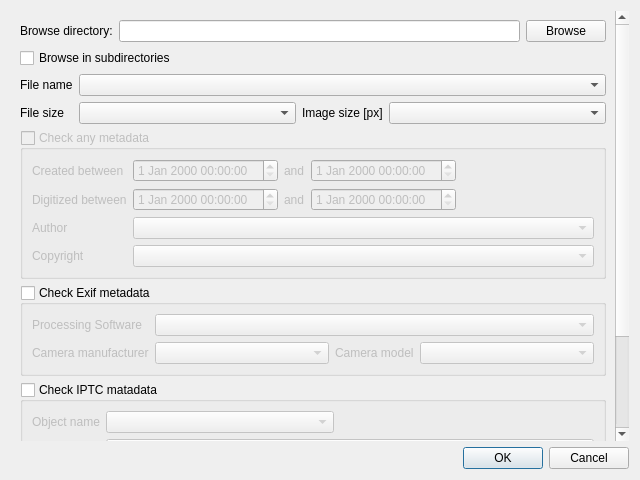
This is dialogs/selectiondialog.ui in marek629/SIR as Qt 5 draws it before an edit. The edited form follows.
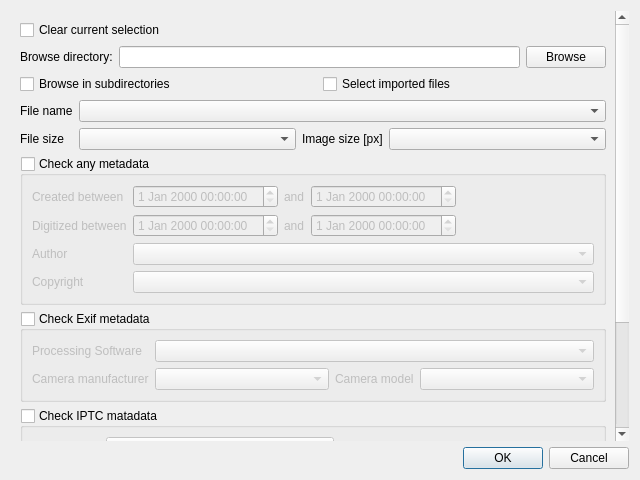
This is the edited form. Custom widgets are drawn as their Qt base class.

Commit message: added: SelectionDialog window title, clear old selection & select imported checkboxes

```diff
--- a/dialogs/selectiondialog.ui
+++ b/dialogs/selectiondialog.ui
@@ -26,13 +26,13 @@
       <property name="geometry">
        <rect>
         <x>0</x>
-        <y>-108</y>
+        <y>0</y>
         <width>606</width>
-        <height>533</height>
+        <height>558</height>
        </rect>
       </property>
       <layout class="QGridLayout" name="gridLayout_4">
-       <item row="1" column="1" colspan="3">
+       <item row="2" column="1" colspan="3">
         <widget class="HistoryComboBox" name="fileNameComboBox">
          <property name="sizePolicy">
           <sizepolicy hsizetype="Expanding" vsizetype="Fixed">
@@ -42,40 +42,59 @@
          </property>
         </widget>
        </item>
-       <item row="0" column="0" colspan="4">
+       <item row="1" column="0" colspan="4">
         <widget class="QWidget" name="dirWidget" native="true">
          <layout class="QGridLayout" name="gridLayout_2">
           <property name="margin">
            <number>0</number>
           </property>
-          <item row="2" column="0" colspan="3">
-           <widget class="QCheckBox" name="dirCheckBox">
-            <property name="text">
-             <string>Browse in subdirectories</string>
-            </property>
-           </widget>
-          </item>
           <item row="1" column="0">
            <widget class="QLabel" name="label">
+            <property name="sizePolicy">
+             <sizepolicy hsizetype="Maximum" vsizetype="Preferred">
+              <horstretch>0</horstretch>
+              <verstretch>0</verstretch>
+             </sizepolicy>
+            </property>
             <property name="text">
              <string>Browse directory:</string>
             </property>
            </widget>
           </item>
-          <item row="1" column="2">
+          <item row="1" column="3">
            <widget class="QPushButton" name="dirPushButton">
+            <property name="sizePolicy">
+             <sizepolicy hsizetype="Maximum" vsizetype="Fixed">
+              <horstretch>0</horstretch>
+              <verstretch>0</verstretch>
+             </sizepolicy>
+            </property>
             <property name="text">
              <string>Browse</string>
             </property>
            </widget>
           </item>
-          <item row="1" column="1">
+          <item row="1" column="1" colspan="2">
            <widget class="QLineEdit" name="dirLineEdit"/>
           </item>
+          <item row="3" column="0" colspan="2">
+           <widget class="QCheckBox" name="dirCheckBox">
+            <property name="text">
+             <string>Browse in subdirectories</string>
+            </property>
+           </widget>
+          </item>
+          <item row="3" column="2" colspan="2">
+           <widget class="QCheckBox" name="selectImportedCheckBox">
+            <property name="text">
+             <string>Select imported files</string>
+            </property>
+           </widget>
+          </item>
          </layout>
         </widget>
        </item>
-       <item row="2" column="3">
+       <item row="3" column="3">
         <widget class="HistoryComboBox" name="imageSizeComboBox">
          <property name="sizePolicy">
           <sizepolicy hsizetype="Expanding" vsizetype="Fixed">
@@ -85,14 +104,14 @@
          </property>
         </widget>
        </item>
-       <item row="2" column="0">
+       <item row="3" column="0">
         <widget class="QLabel" name="label_2">
          <property name="text">
           <string>File size</string>
          </property>
         </widget>
        </item>
-       <item row="2" column="1">
+       <item row="3" column="1">
         <widget class="HistoryComboBox" name="fileSizeComboBox">
          <property name="sizePolicy">
           <sizepolicy hsizetype="Expanding" vsizetype="Fixed">
@@ -102,14 +121,14 @@
          </property>
         </widget>
        </item>
-       <item row="2" column="2">
+       <item row="3" column="2">
         <widget class="QLabel" name="label_3">
          <property name="text">
           <string>Image size [px]</string>
          </property>
         </widget>
        </item>
-       <item row="4" column="0" colspan="4">
+       <item row="5" column="0" colspan="4">
         <widget class="QGroupBox" name="exifGroupBox">
          <property name="title">
           <string>Check Exif metadata</string>
@@ -175,11 +194,8 @@
          </layout>
         </widget>
        </item>
-       <item row="3" column="0" colspan="4">
+       <item row="4" column="0" colspan="4">
         <widget class="QGroupBox" name="anyGroupBox">
-         <property name="enabled">
-          <bool>false</bool>
-         </property>
          <property name="title">
           <string>Check any metadata</string>
          </property>
@@ -266,7 +282,7 @@
          </layout>
         </widget>
        </item>
-       <item row="1" column="0">
+       <item row="2" column="0">
         <widget class="QLabel" name="fileNameLabel">
          <property name="toolTip">
           <string>Accepts regular expression</string>
@@ -276,7 +292,7 @@
          </property>
         </widget>
        </item>
-       <item row="5" column="0" colspan="4">
+       <item row="6" column="0" colspan="4">
         <widget class="QGroupBox" name="iptcGroupBox">
          <property name="title">
           <string>Check IPTC matadata</string>
@@ -393,6 +409,16 @@
          </layout>
         </widget>
        </item>
+       <item row="0" column="0" colspan="4">
+        <widget class="QCheckBox" name="clearSelectionCheckBox">
+         <property name="toolTip">
+          <string>Unselect items selected before this action</string>
+         </property>
+         <property name="text">
+          <string>Clear current selection</string>
+         </property>
+        </widget>
+       </item>
       </layout>
      </widget>
     </widget>
```
The commit also changes 2 other files.
